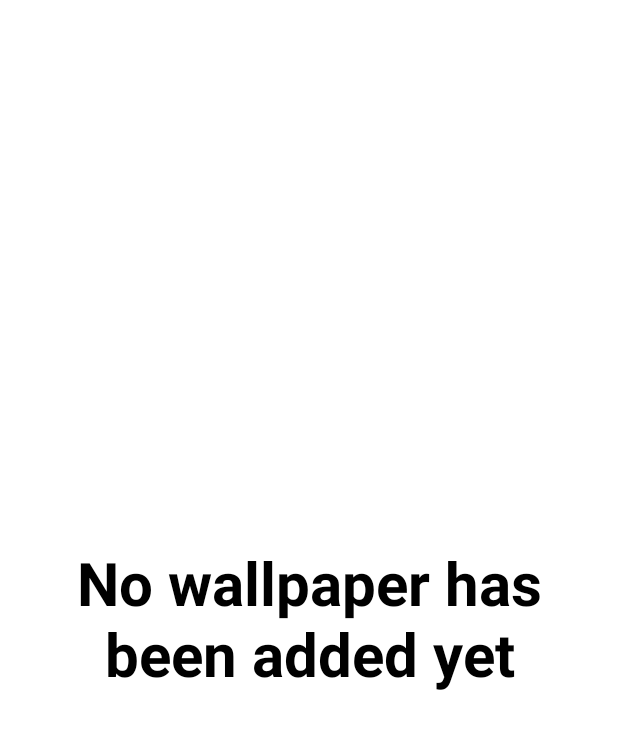
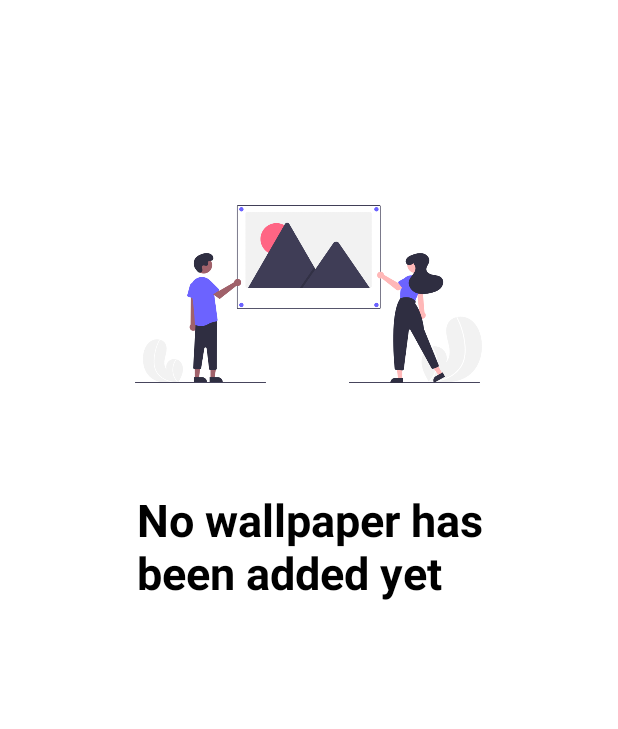
Before and after one commit to pawanabc59/mWallpaper, an Android app: the WallpaperListActivity screen opened directly, with no data from a screen before it, on a phone screen of 412 x 824 dp. Shown: the top 729 px of the screen. Run offline under Robolectric (Android 15) with nearby library versions, the light colour scheme and no system bars; our stand-ins replace AdMob, Firebase (no records; nobody signed in at launch, a user with empty details on screens opened directly), Picasso, sdp/ssp sizes; pictures from the network do not load; 1 statement that could not run was skipped.

Commit message:
minor changes

```diff
--- a/app/build.gradle
+++ b/app/build.gradle
@@ -15,6 +15,7 @@ android {
         versionCode 1
         versionName "1.0"
         testInstrumentationRunner "androidx.test.runner.AndroidJUnitRunner"
+//        multiDexEnabled true
     }
     buildTypes {
         release {
@@ -72,6 +73,7 @@ dependencies {
     // (Recommended) Add the Google Analytics dependency.
     implementation 'com.google.firebase:firebase-analytics:17.2.1'
 
+//    implementation 'com.google.android.gms:play-services-ads:19.4.0'
     // Add the Firebase Crashlytics dependency.
 //    implementation 'com.crashlytics.sdk.android:crashlytics:2.10.1'
 
--- a/app/src/main/AndroidManifest.xml
+++ b/app/src/main/AndroidManifest.xml
@@ -17,6 +17,11 @@
         android:roundIcon="@drawable/wallpaper_logo"
         android:supportsRtl="true"
         android:theme="@style/AppTheme">
+
+<!--        <meta-data-->
+<!--            android:name="com.google.android.gms.ads.APPLICATION_ID"-->
+<!--            android:value="ca-app-pub-9384200931442886~8221306654"/>-->
+
         <activity android:name=".DisclaimerActivity"></activity>
         <activity android:name=".AnotherUserProfileActivity" />
         <activity
--- a/app/src/main/java/com/example/mwallpaper/WallpaperListActivity.java
+++ b/app/src/main/java/com/example/mwallpaper/WallpaperListActivity.java
@@ -3,6 +3,7 @@ package com.example.mwallpaper;
 import android.content.Intent;
 import android.os.Bundle;
 import android.view.View;
+import android.widget.ImageView;
 import android.widget.TextView;
 
 import androidx.annotation.NonNull;
@@ -30,9 +31,11 @@ public class WallpaperListActivity extends AppCompatActivity {
     String TAG = "My tag";
     String action = "favourite";
     TextView noWallpaperText;
+    ImageView noWallpaperImage;
 
     SessionManager sessionManager;
     ValueEventListener imageValueEventListener;
+//    private AdView mAdView;
 
     @Override
     protected void onCreate(Bundle savedInstanceState) {
@@ -48,8 +51,19 @@ public class WallpaperListActivity extends AppCompatActivity {
 
         setContentView(R.layout.activity_wallpaper_list);
 
+//        MobileAds.initialize(this, new OnInitializationCompleteListener() {
+//            @Override
+//            public void onInitializationComplete(InitializationStatus initializationStatus) {
+//            }
+//        });
+//
+//        mAdView = findViewById(R.id.adView);
+//        AdRequest adRequest = new AdRequest.Builder().build();
+//        mAdView.loadAd(adRequest);
+
         wallpaperRecyclerView = findViewById(R.id.wallpaperRecyclerView);
         noWallpaperText = findViewById(R.id.noWallpaperText);
+        noWallpaperImage = findViewById(R.id.noWallpaperImage);
 
         wallpaperItemModels = new ArrayList<>();
 
@@ -69,6 +83,7 @@ public class WallpaperListActivity extends AppCompatActivity {
                 if (dataSnapshot.exists()) {
                     wallpaperRecyclerView.setVisibility(View.VISIBLE);
                     noWallpaperText.setVisibility(View.GONE);
+                    noWallpaperImage.setVisibility(View.GONE);
                     for (final DataSnapshot dataSnapshot1 : dataSnapshot.getChildren()) {
 //                    mRef2 = mRef.child(dataSnapshot1.getKey());
                         try {
@@ -84,6 +99,7 @@ public class WallpaperListActivity extends AppCompatActivity {
                 } else {
                     wallpaperRecyclerView.setVisibility(View.GONE);
                     noWallpaperText.setVisibility(View.VISIBLE);
+                    noWallpaperImage.setVisibility(View.VISIBLE);
                 }
             }
 
--- a/app/src/main/res/layout/activity_my_uploads.xml
+++ b/app/src/main/res/layout/activity_my_uploads.xml
@@ -18,7 +18,7 @@
         android:layout_height="@dimen/_220sdp"
         android:layout_gravity="center_horizontal"
         android:layout_marginTop="@dimen/_51sdp"
-        android:src="@drawable/mb"
+        android:src="@drawable/empty"
         android:visibility="visible" />
 
     <TextView
@@ -32,6 +32,7 @@
         android:textColor="?attr/textcolor"
         android:textSize="25sp"
         android:textStyle="bold"
-        android:visibility="visible" />
+        android:visibility="visible"
+        android:gravity="center"/>
 
 </FrameLayout>
--- a/app/src/main/res/layout/activity_wallpaper_list.xml
+++ b/app/src/main/res/layout/activity_wallpaper_list.xml
@@ -1,5 +1,5 @@
 <?xml version="1.0" encoding="utf-8"?>
-<FrameLayout xmlns:android="http://schemas.android.com/apk/res/android"
+<RelativeLayout xmlns:android="http://schemas.android.com/apk/res/android"
     xmlns:tools="http://schemas.android.com/tools"
     android:layout_width="match_parent"
     android:layout_height="match_parent"
@@ -15,18 +15,42 @@
         android:background="?attr/white_black"
         android:padding="@dimen/_5sdp" />
 
+    <ImageView
+        android:id="@+id/noWallpaperImage"
+        android:layout_width="@dimen/_220sdp"
+        android:layout_height="@dimen/_200sdp"
+        android:layout_gravity="center_horizontal"
+        android:layout_centerHorizontal="true"
+        android:layout_marginTop="@dimen/_51sdp"
+        android:src="@drawable/empty"
+        android:visibility="gone" />
+
     <TextView
         android:id="@+id/noWallpaperText"
         android:layout_width="match_parent"
-        android:layout_height="@dimen/_250sdp"
+        android:layout_height="@dimen/_100sdp"
         android:text="No wallpaper has been added yet"
-        android:textSize="40sp"
-        android:paddingHorizontal="@dimen/_30sdp"
+        android:textSize="30sp"
+        android:paddingStart="@dimen/_70sdp"
+        android:paddingHorizontal="@dimen/_40sdp"
+        android:layout_centerHorizontal="true"
         android:layout_gravity="center"
-        android:gravity="center"
+        android:gravity="top"
         android:textStyle="bold"
         android:visibility="gone"
+        android:layout_below="@+id/noWallpaperImage"
         android:textColor="?attr/textcolor"
         />
 
-</FrameLayout>
+<!--    <com.google.android.gms.ads.AdView-->
+<!--        xmlns:ads="http://schemas.android.com/apk/res-auto"-->
+<!--        android:id="@+id/adView"-->
+<!--        android:layout_width="wrap_content"-->
+<!--        android:layout_height="wrap_content"-->
+<!--        android:layout_centerHorizontal="true"-->
+<!--        android:layout_alignParentBottom="true"-->
+<!--        ads:adSize="BANNER"-->
+<!--        ads:adUnitId="ca-app-pub-9384200931442886/6880304820">-->
+<!--    </com.google.android.gms.ads.AdView>-->
+
+</RelativeLayout>
--- a/build.gradle
+++ b/build.gradle
@@ -11,7 +11,7 @@ buildscript {
 
     }
     dependencies {
-        classpath 'com.android.tools.build:gradle:3.5.0'
+        classpath 'com.android.tools.build:gradle:4.0.1'
         classpath 'com.google.gms:google-services:4.3.2'
 
 //        // Add the Fabric Crashlytics plugin.
```
Also changed, not shown: app/src/main/res/drawable/empty.png (added), gradle/wrapper/gradle-wrapper.properties, 5 other files.
